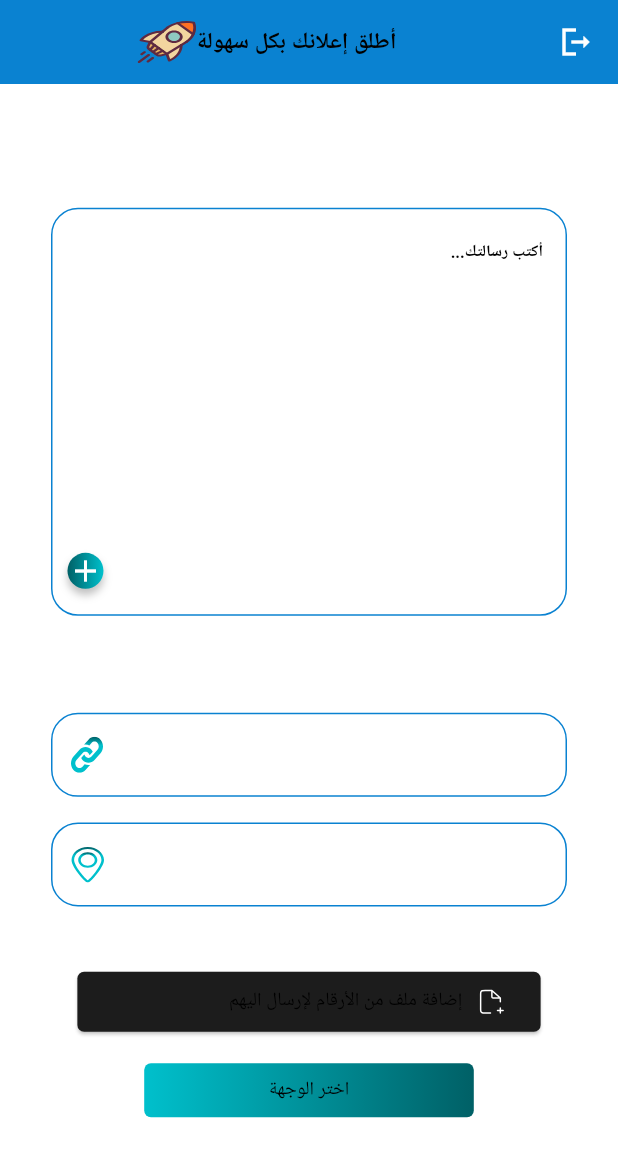
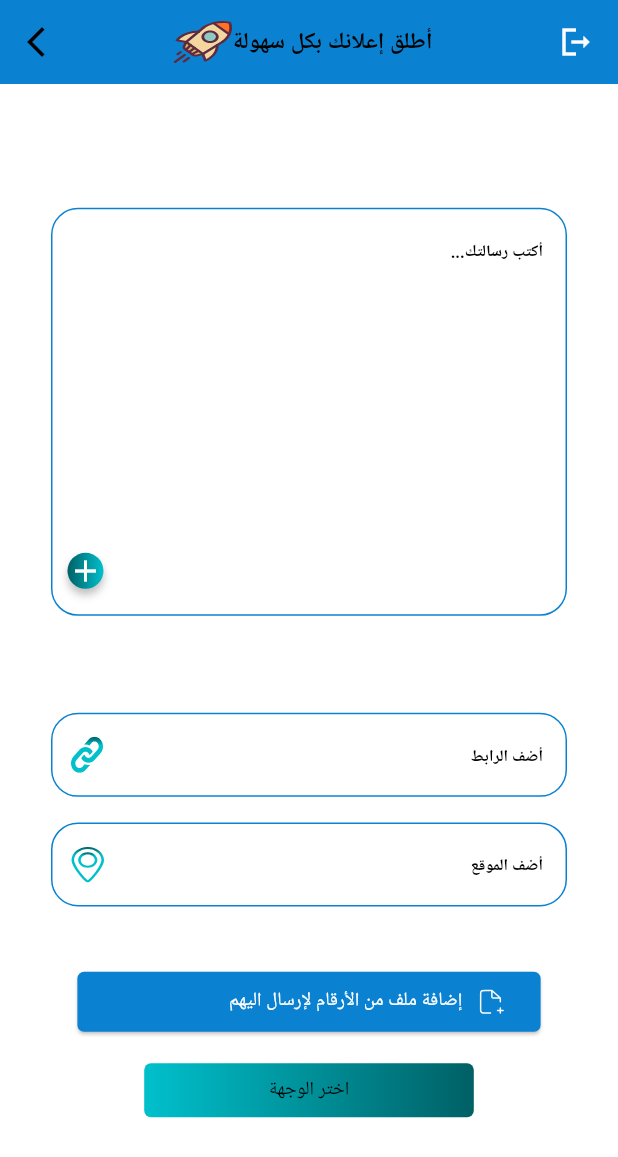
Before and after one commit to mohammedhedaya/-Sar-aat-Al-Tasweeq, a Flutter app: the LaunchYourEmailAdView screen opened by its route, on a phone screen of 412 x 824 dp. Shown: the top 1157 px of the screen. Run offline on Flutter 3.47's test engine with Material 3 defaults, Android fonts, the phone set to English and light mode, and no system bars; our stand-ins replace adaptive_theme, carousel_slider, chat_bubbles, country_code_picker, device_preview, easy_localization and 11 more; missing offline and left inert: qr_code_scanner; accounts and stored records are empty.

Commit message:
refactor email colors

```diff
--- a/lib/core/router/app_router.dart
+++ b/lib/core/router/app_router.dart
@@ -121,7 +121,7 @@
       path: '/',
       builder: (context, state) => BlocProvider(
         create: (context) => getIt<AuthCubit>(),
-        child: const LoginView(),
+        child: const UserMainLayoutScreen(),
       ),
     ),
     GoRoute(
--- a/lib/features/email/presentation/views/launch_your_email_ad_view.dart
+++ b/lib/features/email/presentation/views/launch_your_email_ad_view.dart
@@ -33,6 +33,16 @@
             ),
           ],
         ),
+        actions: [
+          IconButton(
+            onPressed: () {
+              context.pop();
+            },
+            icon: const Icon(
+              Icons.arrow_forward_ios_sharp,
+            ),
+          ),
+        ],
         leading: IconButton(
           onPressed: () {
             context.pop();
--- a/lib/features/email/presentation/widgets/launch_your_email_ad_view_body.dart
+++ b/lib/features/email/presentation/widgets/launch_your_email_ad_view_body.dart
@@ -1,3 +1,4 @@
+import 'package:adaptive_theme/adaptive_theme.dart';
 import 'package:easy_localization/easy_localization.dart';
 import 'package:flutter/material.dart';
 import 'package:flutter_screenutil/flutter_screenutil.dart';
@@ -14,6 +15,7 @@
 
   @override
   Widget build(BuildContext context) {
+    final isDark = AdaptiveTheme.of(context).mode == AdaptiveThemeMode.dark;
     return SingleChildScrollView(
       child: Padding(
         padding: const EdgeInsets.all(34.0),
@@ -30,7 +32,8 @@
               fiiledColor: AppColors.whiteColor.withOpacity(0.10),
               hintText: "addLink".tr(context: context),
               hintStyle: AppStyles.style12W700.copyWith(
-                color: const Color(0xffffffff),
+                color:
+                    isDark ? const Color(0xffffffff) : const Color(0xff000000),
               ),
               suffixIcon: Transform.scale(
                 scale: 0.5,
@@ -45,7 +48,8 @@
               fiiledColor: AppColors.whiteColor.withOpacity(0.10),
               hintText: "addLocation".tr(context: context),
               hintStyle: AppStyles.style12W700.copyWith(
-                color: const Color(0xffffffff),
+                color:
+                    isDark ? const Color(0xffffffff) : const Color(0xff000000),
               ),
               suffixIcon: Transform.scale(
                 scale: 0.5,
@@ -61,7 +65,8 @@
               child: ElevatedButton(
                 onPressed: () {},
                 style: ElevatedButton.styleFrom(
-                  backgroundColor: const Color(0xff1C1C1C),
+                  backgroundColor:
+                      isDark ? const Color(0xff1C1C1C) : AppColors.blueLight,
                   shape: RoundedRectangleBorder(
                     borderRadius: BorderRadius.circular(5.r),
                   ),
@@ -75,7 +80,9 @@
                     Flexible(
                       child: Text(
                         "Addafileofnumberstosendtothem".tr(context: context),
-                        style: AppStyles.style14W400,
+                        style: AppStyles.style14W400.copyWith(
+                          color: Colors.white,
+                        ),
                         textAlign: TextAlign.center,
                       ),
                     ),
```
Also changed, not shown: lib/features/email/presentation/widgets/email_view_body.dart (+12 -4 lines).
